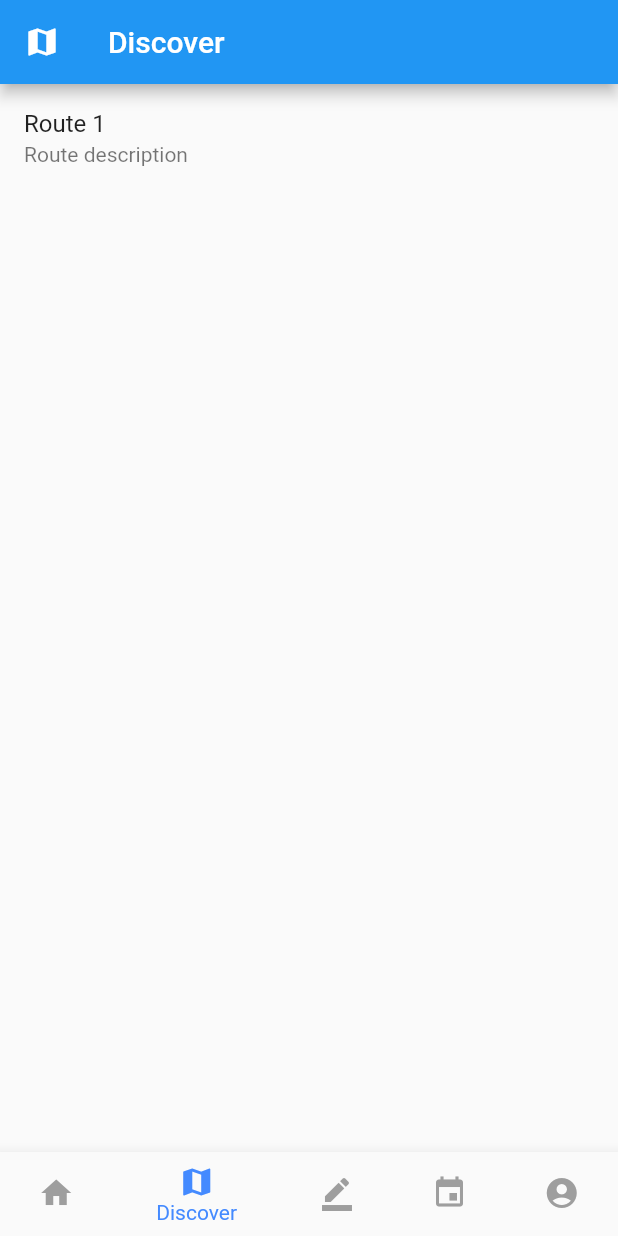
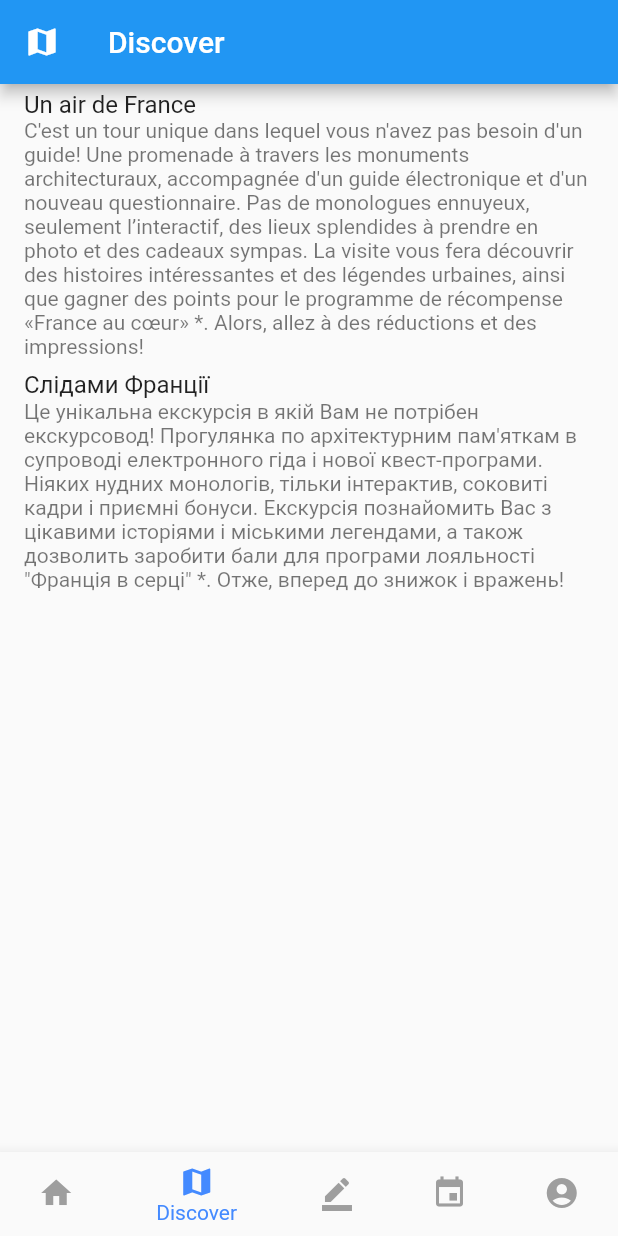
Before and after one commit to SashaKryzh/Hackathon-Codage-Kyiv, a Flutter app: the screen it shows after launch, item 2 of the bottom bar chosen, on a phone screen of 412 x 824 dp. Run offline on Flutter 3.47's test engine with Material 2 defaults, Android fonts, the light colour scheme and no system bars; our stand-ins replace google_maps_flutter, percent_indicator.

Commit message:
update route

```diff
--- a/lib/modules/place.dart
+++ b/lib/modules/place.dart
@@ -111,4 +111,93 @@
         address: 'Ланжеронівська площа'
     ),
   ];
+  static List<Place> placesFr = [
+    Place(
+        title: '',
+        address: 'провулок Некрасова, 7'
+    ),
+    Place(
+        title: 'Будинок Оттона',
+        address: 'вулиця  Гоголя, 8'
+    ),
+    Place(
+        title: 'Скульптура \"Грифон\"',
+        address: 'вулиця Гоголя, 1',
+        shortDescription: 'Чавунний грифон художнього лиття.',
+        description: 'Скульптура міфічної тварини була перенесена в цей сквер у 1960-70-і рр. з Старобазарного (нині Кіровського) скверу. Туди ж він потрапив з знищеного Першого християнського цвинтаря, або з якогось санаторію, який до революції був приватної дачею. Коли - то на місці Кіровського скверу був базар, чотири входи якого охороняли вісім грифонів. З восьми скульптур збереглася лише одна. Однак, краєзнавці стверджують, що встановити точну біографію цієї міфічної істоти вже не представляється можливим.Дана скульптура регулярно піддається актам вандалізму, натхненними міськими легендами і, потім, реставрується владою, внаслідок чого, відбиток мануфактури практично не проглядається.',
+        creator: 'мануфактура "Ж.Ж. Дюкель и син"'
+    ),
+    Place(
+        title: 'Пам\'ятник Дюку Де Рішельє',
+        address: 'Приморський бульвар, 1'
+    ),
+    Place(
+        title: 'Підпірні Стіни',
+        address: 'Приморський бульвар'
+    ),
+    Place(
+        title: 'Готель \"Лондонська\"',
+        address: 'Приморський бульвар, 11'
+    ),
+    Place(
+        title: 'Палац Гагаріних',
+        address: 'вулиця Ланжиронівська, 2'
+    ),
+    Place(
+        title: 'Скульптура-Фонтан \"Молодість\"',
+        address: 'вулиця Ланжиронівська, 4'
+    ),
+    Place(
+        title: 'Перший міський театр',
+        address: 'провулок Чайковського'
+    ),
+    Place(
+        title: 'Комплекс Пале-Рояль',
+        address: 'вулиця Катерининська, 5-13'
+    ),
+    Place(
+        title: 'Будинок Лантье',
+        address: 'вулиця Катерининська, 9'
+    ),
+    Place(
+        title: 'Рішельєвський ліцей',
+        address: 'вулиця Деребасівська, 16'
+    ),
+    Place(
+        title: 'Будинок Жуль\'єна',
+        address: 'вулиця Деребасівська, 19'
+    ),
+    Place(
+        title: 'Будинок Жана Рено',
+        address: 'вулиця Рішел\'євська, 3'
+    ),
+    Place(
+        title: 'Будинок Г. Г. Маразлі',
+        address: 'вулиця Пушкінська, 4'
+    ),
+    Place(
+        title: 'Палац Абази',
+        address: 'вулиця Пушкінська, 9'
+    ),
+    Place(
+        title: 'Готель \"Дю Норд\"',
+        address: 'вулиця Пушкінська, 13'
+    ),
+    Place(
+        title: 'Готель Бристоль',
+        address: 'вулиця Пушкінська, 15'
+    ),
+    Place(
+        title: 'Прибутковий Дім',
+        address: 'вулиця Пушкінська, 16'
+    ),
+    Place(
+        title: 'Міст Новікова',
+        address: 'вулиця Жуковського'
+    ),
+    Place(
+        title: 'Арка Дачі Ланжерона',
+        address: 'Ланжеронівська площа'
+    ),
+  ];
 }
--- a/lib/modules/route.dart
+++ b/lib/modules/route.dart
@@ -16,10 +16,16 @@
 
   static List<Route> routes = [
     Route(
-      title: 'Route 1',
-      description: 'Route description',
-      duration: '3 hours',
+      title: 'Слідами Франції',
+      description: 'Це унікальна екскурсія в якій Вам не потрібен екскурсовод! Прогулянка по архітектурним пам\'яткам в супроводі електронного гіда і нової квест-програми. Ніяких нудних монологів, тільки інтерактив, соковиті кадри і приємні бонуси. Екскурсія познайомить Вас з цікавими історіями і міськими легендами, а також дозволить заробити бали для програми лояльності \"Франція в серці\" *. Отже, вперед до знижок і вражень!',
+      duration: 'Тривалість 3 години',
       places: Place.places,
+    ),
+    Route(
+      title: 'Un air de France',
+      description: 'C\'est un tour unique dans lequel vous n\'avez pas besoin d\'un guide! Une promenade à travers les monuments architecturaux, accompagnée d\'un guide électronique et d\'un nouveau questionnaire. Pas de monologues ennuyeux, seulement l\’interactif, des lieux splendides à prendre en photo et des сadeaux sympas. La visite vous fera découvrir des histoires intéressantes et des légendes urbaines, ainsi que gagner des points pour le programme de récompense «France au cœur» *. Alors, allez à des réductions et des impressions!',
+      duration: 'La durée 3 heures',
+      places: Place.placesFr,
     ),
   ];
 }
```
